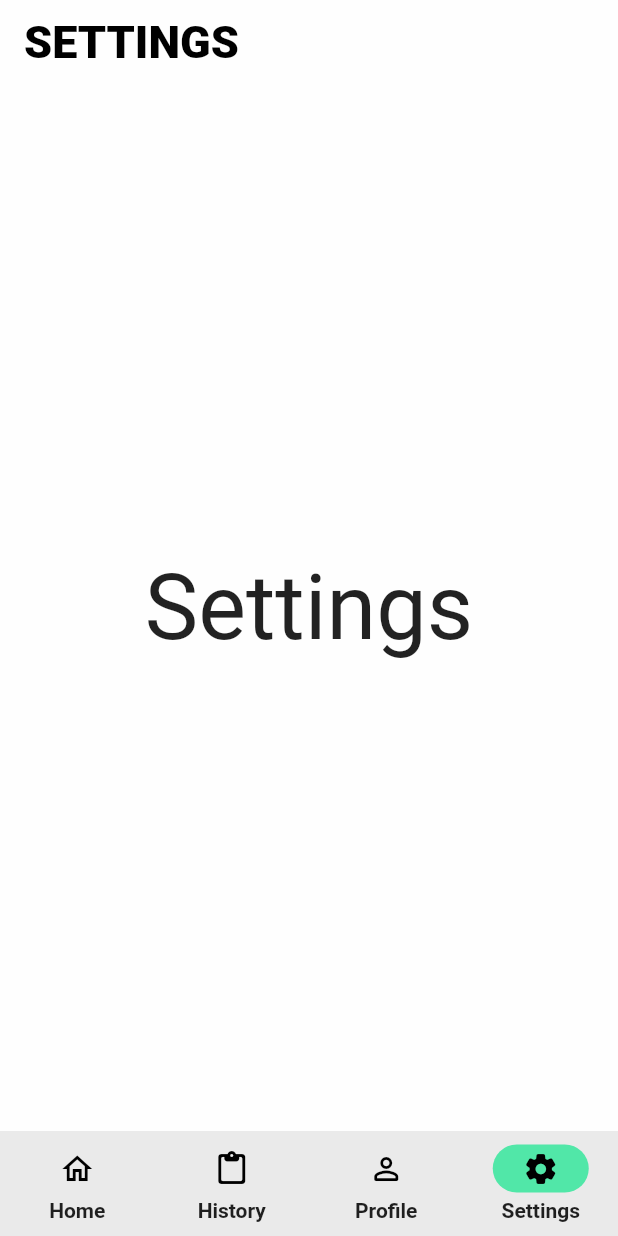
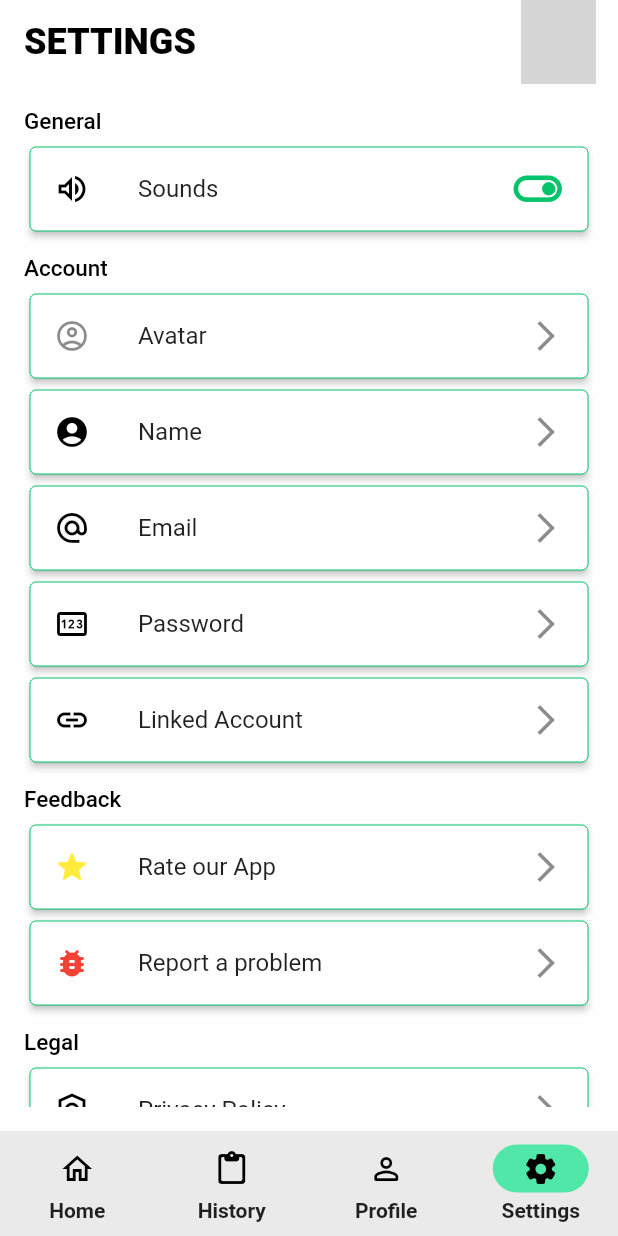
Before and after one commit to SparraWoooW/IQuizz, a Flutter app: the screen it shows after launch, item 4 of the bottom bar chosen, on a phone screen of 412 x 824 dp. Run offline on Flutter 3.47's test engine with Material 2 defaults, Android fonts, the light colour scheme and no system bars; our stand-ins replace auto_size_text, hive, hive_flutter, percent_indicator, toggle_switch, url_launcher_web; accounts and stored records are empty; Roboto replaces fonts that are missing (Poppins, Poppins-ExtraBold, Poppins-Medium); grey boxes are pictures that could not be loaded.

Commit message:
Update settings.dart

```diff
--- a/lib/pages/settings.dart
+++ b/lib/pages/settings.dart
@@ -1,35 +1,143 @@
 import 'package:flutter/material.dart';
 
-class SettingsPage extends StatelessWidget {
+class SettingsPage extends StatefulWidget {
   const SettingsPage({Key? key}) : super(key: key);
+
+  @override
+  State<SettingsPage> createState() => _SettingsPageState();
+}
+
+class _SettingsPageState extends State<SettingsPage> {
+  Widget settingText(word) {
+    return Text(
+      word,
+      style: const TextStyle(
+        fontSize: 15,
+        color: Colors.black,
+        fontFamily: 'Poppins-Medium',
+        fontWeight: FontWeight.w500,
+      ),
+    );
+  }
+
+  Widget settingCard(text, Icon icon, Function func) {
+    return Card(
+      shape: RoundedRectangleBorder(
+        borderRadius: BorderRadius.circular(4),
+        side:
+            const BorderSide(color: Color.fromRGBO(5, 195, 107, 50), width: 0),
+      ),
+      elevation: 2,
+      child: ListTile(
+        leading: icon,
+        title: Text(text),
+        trailing: const Icon(Icons.arrow_forward_ios_outlined),
+        onTap: func(),
+      ),
+    );
+  }
 
   @override
   Widget build(BuildContext context) => Scaffold(
         appBar: AppBar(
           title: const Text(
-          'SETTINGS',
+            "SETTINGS",
             style: TextStyle(
+              fontSize: 24,
               color: Colors.black,
               fontFamily: 'Poppins-ExtraBold',
-            fontSize: 30,
-            fontWeight: FontWeight.w900,
+              fontWeight: FontWeight.w800,
             ),
           ),
+          actions: <Widget>[
+            Image.asset(
+              "assets/images/logo.png",
+              width: 50,
+            ),
+            const SizedBox(
+              width: 15,
+            ),
+          ],
           backgroundColor: Colors.transparent,
-        elevation: 0, // 0 yung value para mawala yung back shadow sa app bar
-        // actions: [
-        //   IconButton(
-        //     icon: const Icon(Icons.bookmark),
-        //     iconSize: 35,
-        //     color: Colors.black,
-        //     onPressed: () => {}, //no action
-        //   ),
-        // ],
+          elevation: 0,
         ),
-      body: const Center(
-        child: Text(
-          'Settings',
-          style: TextStyle(fontSize: 60),
+        body: Container(
+          padding: const EdgeInsets.all(8.0),
+          margin: const EdgeInsets.all(8.0),
+          child: ListView(
+            children: <Widget>[
+              settingText("General"),
+              const SizedBox(height: 4.0),
+
+              Card(
+                shape: RoundedRectangleBorder(
+                  borderRadius: BorderRadius.circular(4),
+                  side: const BorderSide(
+                      color: const Color.fromRGBO(5, 195, 107, 50), width: 0),
                 ),
-      ));
+                elevation: 2,
+                child: const ListTile(
+                  leading: Icon(
+                    Icons.volume_up_outlined,
+                    color: Colors.black,
+                  ),
+                  title: Text('Sounds'),
+                  trailing: Icon(
+                    Icons.toggle_on_outlined,
+                    color: Color.fromRGBO(5, 195, 107, 50),
+                    size: 35,
+                  ),
+                ),
+              ),
+              const SizedBox(height: 12.0),
+              //ACCOUNT
+              settingText("Account"),
+              const SizedBox(height: 4.0),
+              settingCard(
+                  "Avatar", const Icon(Icons.account_circle_outlined), () {}),
+              settingCard("Name",
+                  const Icon(Icons.account_circle, color: Colors.black), () {}),
+              settingCard(
+                  "Email",
+                  const Icon(Icons.alternate_email_outlined,
+                      color: Colors.black),
+                  () {}),
+              settingCard("Password",
+                  const Icon(Icons.pin_outlined, color: Colors.black), () {}),
+              settingCard("Linked Account",
+                  const Icon(Icons.link_outlined, color: Colors.black), () {}),
+
+              const SizedBox(height: 12.0),
+
+              // FEEDBACK
+              settingText("Feedback"),
+              const SizedBox(height: 4.0),
+              settingCard("Rate our App",
+                  const Icon(Icons.grade_rounded, color: Colors.yellow), () {}),
+              settingCard(
+                  "Report a problem",
+                  const Icon(Icons.bug_report_rounded, color: Colors.red),
+                  () {}),
+
+              const SizedBox(height: 12.0),
+              //LEGAL
+              settingText("Legal"),
+              const SizedBox(height: 4.0),
+
+              settingCard(
+                  "Privacy Policy",
+                  const Icon(Icons.policy_outlined, color: Colors.black),
+                  () {}),
+              settingCard(
+                  "About Us",
+                  const Icon(Icons.groups_outlined, color: Colors.black),
+                  () {}),
+              settingCard(
+                  "Terms of Use",
+                  const Icon(Icons.text_snippet_outlined, color: Colors.black),
+                  () {}),
+            ],
+          ),
+        ),
+      );
 }
```
Lines whose indentation alone changed are shown as unchanged.
